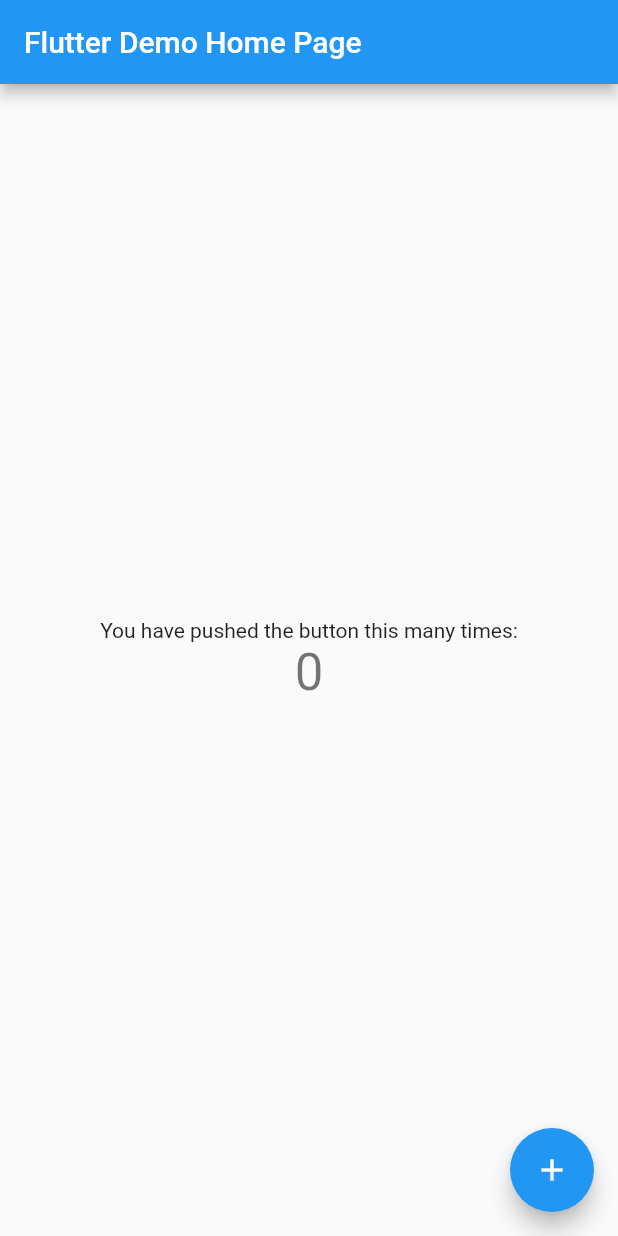
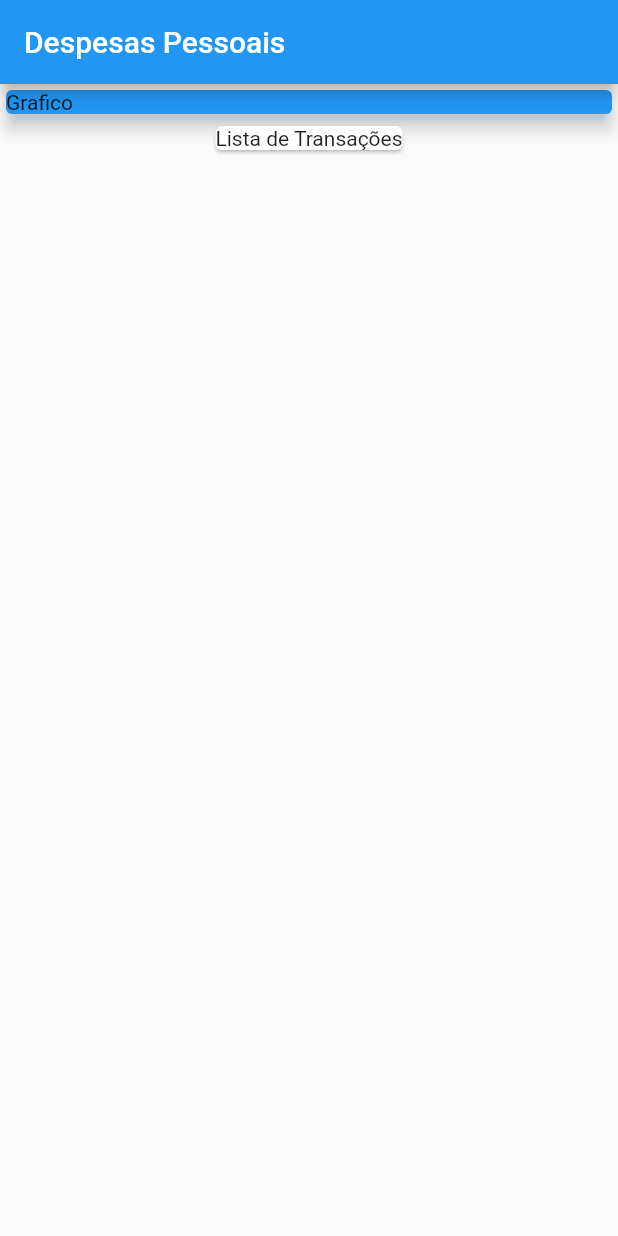
Before and after one commit to ViolaRafael/expenses, a Flutter app: the screen it shows after launch, on a phone screen of 412 x 824 dp. Run offline on Flutter 3.47's test engine with Material 2 defaults, Android fonts, the phone set to English and light mode, and no system bars.

Commit message:
Create base for project

```diff
--- a/lib/main.dart
+++ b/lib/main.dart
@@ -1,115 +1,40 @@
+// ignore_for_file: prefer_const_constructors
+
 import 'package:flutter/material.dart';
 
-void main() {
-  runApp(const MyApp());
-}
+main() => runApp(ExpensesApp());
 
-class MyApp extends StatelessWidget {
-  const MyApp({super.key});
-
-  // This widget is the root of your application.
+class ExpensesApp extends StatelessWidget {
   @override
   Widget build(BuildContext context) {
     return MaterialApp(
-      title: 'Flutter Demo',
-      theme: ThemeData(
-        // This is the theme of your application.
-        //
-        // Try running your application with "flutter run". You'll see the
-        // application has a blue toolbar. Then, without quitting the app, try
-        // changing the primarySwatch below to Colors.green and then invoke
-        // "hot reload" (press "r" in the console where you ran "flutter run",
-        // or simply save your changes to "hot reload" in a Flutter IDE).
-        // Notice that the counter didn't reset back to zero; the application
-        // is not restarted.
-        primarySwatch: Colors.blue,
-      ),
-      home: const MyHomePage(title: 'Flutter Demo Home Page'),
+      home: MyHomePage(),
     );
   }
 }
 
-class MyHomePage extends StatefulWidget {
-  const MyHomePage({super.key, required this.title});
-
-  // This widget is the home page of your application. It is stateful, meaning
-  // that it has a State object (defined below) that contains fields that affect
-  // how it looks.
-
-  // This class is the configuration for the state. It holds the values (in this
-  // case the title) provided by the parent (in this case the App widget) and
-  // used by the build method of the State. Fields in a Widget subclass are
-  // always marked "final".
-
-  final String title;
-
-  @override
-  State<MyHomePage> createState() => _MyHomePageState();
-}
-
-class _MyHomePageState extends State<MyHomePage> {
-  int _counter = 0;
-
-  void _incrementCounter() {
-    setState(() {
-      // This call to setState tells the Flutter framework that something has
-      // changed in this State, which causes it to rerun the build method below
-      // so that the display can reflect the updated values. If we changed
-      // _counter without calling setState(), then the build method would not be
-      // called again, and so nothing would appear to happen.
-      _counter++;
-    });
-  }
-
+class MyHomePage extends StatelessWidget {
   @override
   Widget build(BuildContext context) {
-    // This method is rerun every time setState is called, for instance as done
-    // by the _incrementCounter method above.
-    //
-    // The Flutter framework has been optimized to make rerunning build methods
-    // fast, so that you can just rebuild anything that needs updating rather
-    // than having to individually change instances of widgets.
     return Scaffold(
       appBar: AppBar(
-        // Here we take the value from the MyHomePage object that was created by
-        // the App.build method, and use it to set our appbar title.
-        title: Text(widget.title),
+        title: Text('Despesas Pessoais'),
       ),
-      body: Center(
-        // Center is a layout widget. It takes a single child and positions it
-        // in the middle of the parent.
-        child: Column(
-          // Column is also a layout widget. It takes a list of children and
-          // arranges them vertically. By default, it sizes itself to fit its
-          // children horizontally, and tries to be as tall as its parent.
-          //
-          // Invoke "debug painting" (press "p" in the console, choose the
-          // "Toggle Debug Paint" action from the Flutter Inspector in Android
-          // Studio, or the "Toggle Debug Paint" command in Visual Studio Code)
-          // to see the wireframe for each widget.
-          //
-          // Column has various properties to control how it sizes itself and
-          // how it positions its children. Here we use mainAxisAlignment to
-          // center the children vertically; the main axis here is the vertical
-          // axis because Columns are vertical (the cross axis would be
-          // horizontal).
-          mainAxisAlignment: MainAxisAlignment.center,
-          children: <Widget>[
-            const Text(
-              'You have pushed the button this many times:',
+      body: Column(
+        children: [
+          Container(
+            width: double.infinity,
+            child: Card(
+              color: Colors.blue,
+              child: Text('Grafico'),
+              elevation: 5,
             ),
-            Text(
-              '$_counter',
-              style: Theme.of(context).textTheme.headline4,
-            ),
-          ],
-        ),
+          ),
+          Card(
+            child: Text('Lista de Transações'),
+          )
+        ],
       ),
-      floatingActionButton: FloatingActionButton(
-        onPressed: _incrementCounter,
-        tooltip: 'Increment',
-        child: const Icon(Icons.add),
-      ), // This trailing comma makes auto-formatting nicer for build methods.
     );
   }
 }
```
